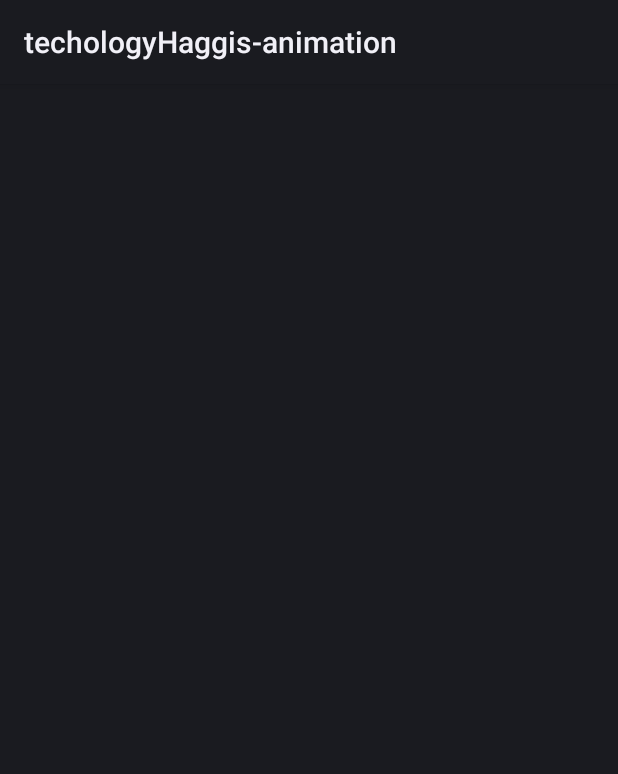
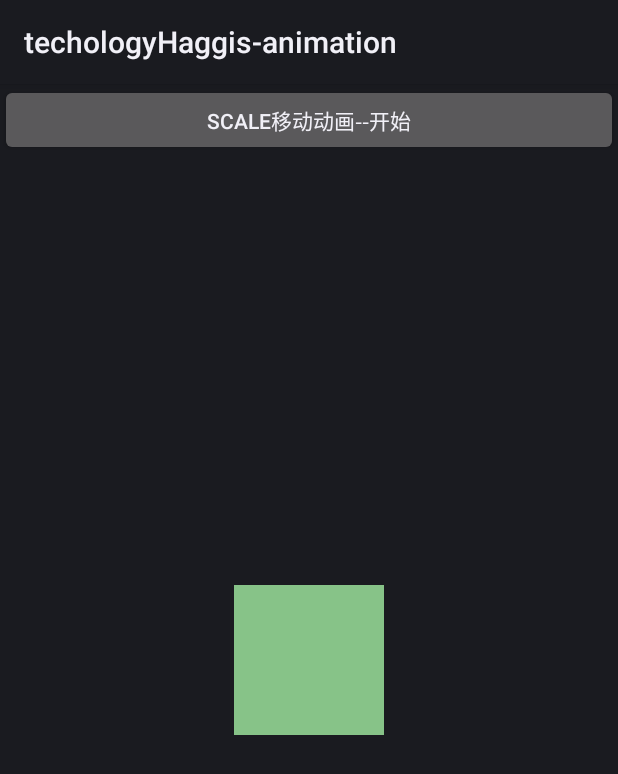
Before and after one commit to dimoge/TechnologyHaggis, an Android app: the TranslateActivity screen opened directly, with no data from a screen before it, on a phone screen of 412 x 824 dp. Shown: the top 774 px of the screen. Run offline under Robolectric (Android 15) with nearby library versions, the phone set to English and light mode, and no system bars.

Commit message:
animation:  translateAnimation已经完成

```diff
--- a/Animation/src/main/java/me/dimoge/TechnologyHaggis/animation/TranslateActivity.java
+++ b/Animation/src/main/java/me/dimoge/TechnologyHaggis/animation/TranslateActivity.java
@@ -1,9 +1,58 @@
 package me.dimoge.TechnologyHaggis.animation;
 
 import android.app.Activity;
+import android.os.Bundle;
+import android.view.View;
+import android.view.animation.Animation;
+import android.view.animation.AnimationUtils;
+import android.view.animation.LinearInterpolator;
+import android.view.animation.TranslateAnimation;
+import android.widget.Button;
+import android.widget.ImageView;
 
 /**
  * Created by dime on 2015/9/22 0022.
  */
 public class TranslateActivity extends Activity {
+
+    ImageView img;
+    Button btn;
+
+    @Override
+    protected void onCreate(Bundle savedInstanceState) {
+        super.onCreate(savedInstanceState);
+        setContentView(R.layout.activity_translate);
+
+        img = (ImageView) findViewById(R.id.img);
+        btn = (Button) findViewById(R.id.btn);
+
+        btn.setOnClickListener(new View.OnClickListener() {
+            @Override
+            public void onClick(View v) {
+                /**
+                 * TranslateAnimation 构造函数相对特别 8参数, 4参数
+                 * 下面以8个参数为例, 而4参数是不包含相对位置的, 只有坐标, 默认为RELATIVE_TO_SELF
+                 *                                              相对位置开始X             X坐标       相对位置X结束  X坐标     相对位置Y开始       Y坐标     相对位置Y结束         Y坐标
+                 */
+                Animation animation = new TranslateAnimation(Animation.RELATIVE_TO_SELF, 0, Animation.RELATIVE_TO_SELF, 1, Animation.RELATIVE_TO_SELF, 0, Animation.RELATIVE_TO_SELF, 1);
+                animation.setDuration(3000);
+                animation.setFillAfter(true);
+                animation.setFillBefore(true);
+                animation.setStartOffset(1000);
+                animation.setRepeatMode(Animation.RESTART);
+                animation.setRepeatCount(Animation.INFINITE);
+                LinearInterpolator li = new LinearInterpolator();
+                animation.setInterpolator(li);
+                img.startAnimation(animation);
+            }
+        });
+    }
+
+    /**
+     * 移动动画的xml配置, 并没有什么不同, 耶耶耶!!!!!!
+     */
+    private void TRANSLATE_XML(){
+        Animation translateAnim = AnimationUtils.loadAnimation(TranslateActivity.this, R.anim.animation_translate);
+        img.startAnimation(translateAnim);
+    }
 }
--- /dev/null
+++ b/Animation/src/main/res/anim/animation_translate.xml
@@ -0,0 +1,16 @@
+<?xml version="1.0" encoding="utf-8"?>
+<set xmlns:android="http://schemas.android.com/apk/res/android"
+     android:interpolator="@android:anim/linear_interpolator"
+     android:shareInterpolator="true">
+	<translate android:fromXDelta="1"
+	           android:toXDelta="0"
+	           android:fromYDelta="1"
+	           android:toYDelta="0"
+	           android:duration="3000"
+	           android:startOffset="1000"
+	           android:fillAfter="true"
+	           android:fillBefore="true"
+	           android:repeatMode="restart"
+	           android:repeatCount="infinite"
+		/>
+</set>
--- a/Animation/src/main/res/layout/activity_translate.xml
+++ b/Animation/src/main/res/layout/activity_translate.xml
@@ -1,7 +1,20 @@
 <?xml version="1.0" encoding="utf-8"?>
-<LinearLayout xmlns:android="http://schemas.android.com/apk/res/android"
+<RelativeLayout xmlns:android="http://schemas.android.com/apk/res/android"
               android:orientation="vertical"
               android:layout_width="match_parent"
               android:layout_height="match_parent">
 
-</LinearLayout>
+    <Button
+        android:id="@+id/btn"
+        android:layout_width="match_parent"
+        android:layout_height="wrap_content"
+        android:text="scale移动动画--开始"/>
+
+    <ImageView
+        android:id="@+id/img"
+        android:layout_width="100dp"
+        android:layout_height="100dp"
+        android:background="#D9D9"
+        android:layout_centerInParent="true"/>
+
+</RelativeLayout>
```
